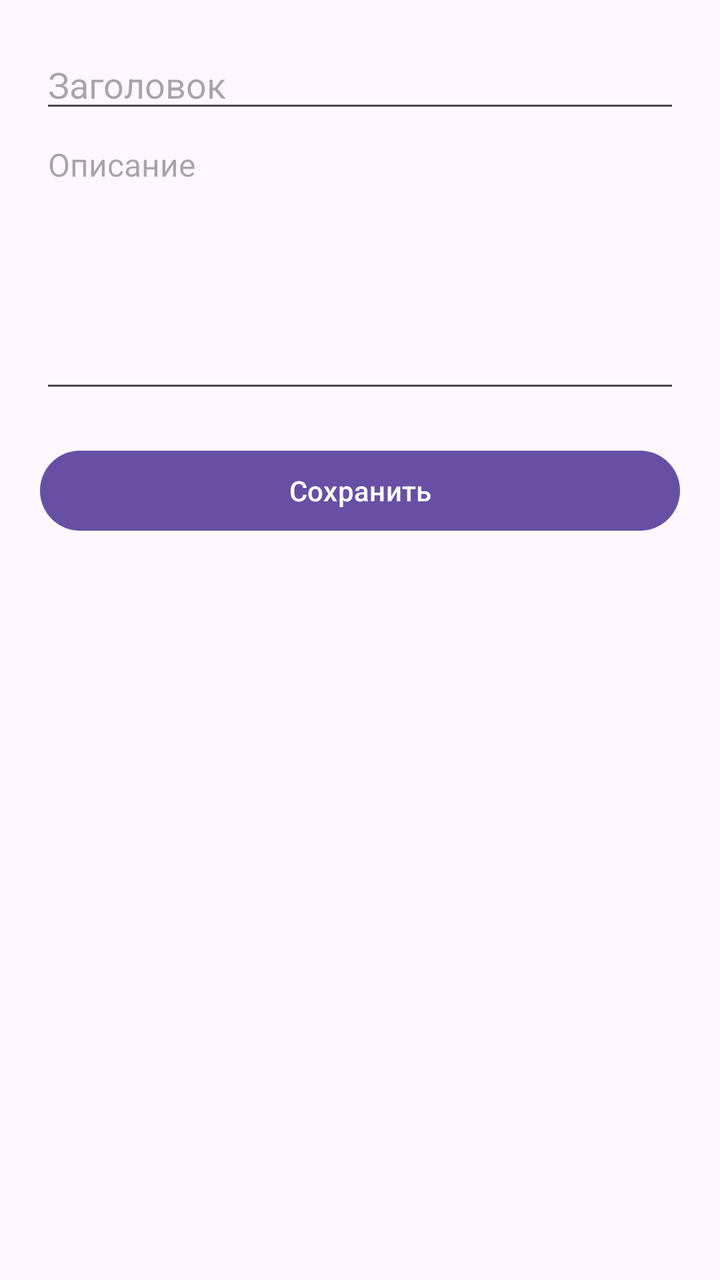
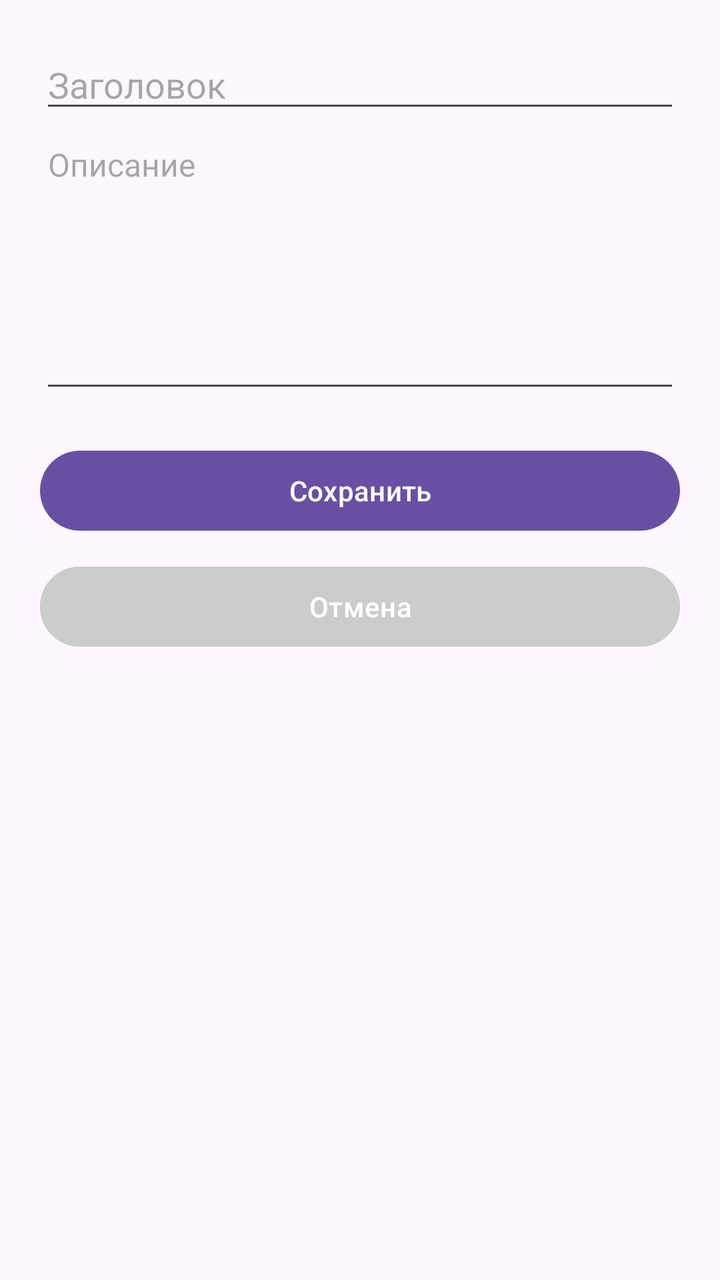

Two renders of the same Android screen: before a commit and after it. Below are the layout's source before the change and the commit's diff.
<!-- AndroidManifest.xml: application theme Theme.FinalProject -->
<!-- res/layout/activity_add_edit.xml -->
<?xml version="1.0" encoding="utf-8"?>
<ScrollView xmlns:android="http://schemas.android.com/apk/res/android"
    xmlns:tools="http://schemas.android.com/tools"
    android:layout_width="match_parent"
    android:layout_height="match_parent"
    tools:context=".view.AddEditActivity">

    <LinearLayout
        android:layout_width="match_parent"
        android:layout_height="wrap_content"
        android:orientation="vertical"
        android:padding="20dp">

        <EditText
            android:id="@+id/etTitle"
            android:layout_width="match_parent"
            android:layout_height="wrap_content"
            android:hint="Заголовок"
            android:textSize="18sp"
            android:inputType="text" />

        <EditText
            android:id="@+id/etDescription"
            android:layout_width="match_parent"
            android:layout_height="140dp"
            android:hint="Описание"
            android:textSize="16sp"
            android:gravity="top"
            android:inputType="textMultiLine" />

        <Button
            android:id="@+id/btnSave"
            android:layout_width="match_parent"
            android:layout_height="wrap_content"
            android:text="Сохранить"
            android:layout_marginTop="20dp" />

    </LinearLayout>
</ScrollView>
<!-- resources referenced by this layout -->
<resources>
  <style name="Theme.FinalProject" parent="Base.Theme.FinalProject" />
  <style name="Base.Theme.FinalProject" parent="Theme.Material3.DayNight.NoActionBar">
          
          
      </style>
</resources>

<!-- the commit's change to res/layout/activity_add_edit.xml (unified diff, before → after) -->
@@ -3,7 +3,7 @@
     xmlns:tools="http://schemas.android.com/tools"
     android:layout_width="match_parent"
     android:layout_height="match_parent"
-    tools:context=".view.AddEditActivity">
+    tools:context=".view.AddActivity">
 
     <LinearLayout
         android:layout_width="match_parent"
@@ -35,5 +35,13 @@
             android:text="Сохранить"
             android:layout_marginTop="20dp" />
 
+        <Button
+            android:id="@+id/btnCancel"
+            android:layout_width="match_parent"
+            android:layout_height="wrap_content"
+            android:text="Отмена"
+            android:layout_marginTop="10dp"
+            android:backgroundTint="#CCCCCC" />
+
     </LinearLayout>
 </ScrollView>
